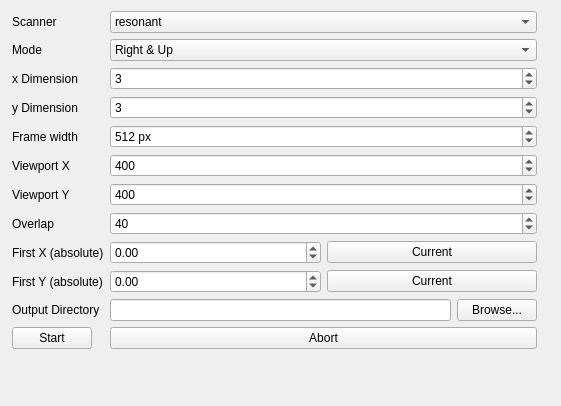
First picture: the form in Python/TileScanClient/form.ui, repository Femtonics/FemtoAPI, before the edit.
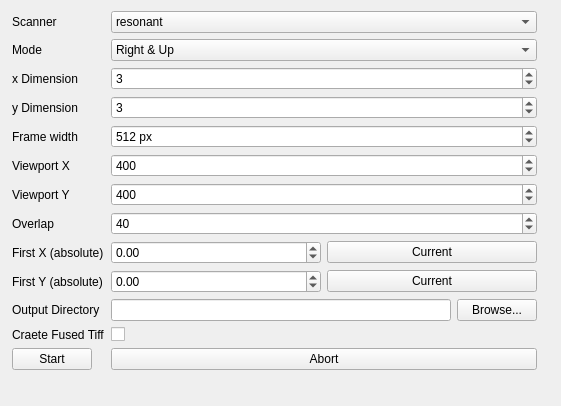
Second picture: the form after the edit. Icons and pictures are not drawn.

Commit message:
TileScanclient update: tiff export and stitching
tiff export and stitching function added using pyimagej package

```diff
--- a/Python/TileScanClient/form.ui
+++ b/Python/TileScanClient/form.ui
@@ -268,20 +268,34 @@
        </item>
       </layout>
      </item>
-     <item row="14" column="0">
-      <widget class="QPushButton" name="btnStart">
-       <property name="text">
-        <string>Start</string>
-       </property>
-      </widget>
-     </item>
-     <item row="14" column="1">
+     <item row="17" column="1">
       <widget class="QPushButton" name="btnAbort">
        <property name="text">
         <string>Abort</string>
        </property>
       </widget>
      </item>
+     <item row="17" column="0">
+      <widget class="QPushButton" name="btnStart">
+       <property name="text">
+        <string>Start</string>
+       </property>
+      </widget>
+     </item>
+     <item row="15" column="1">
+      <widget class="QCheckBox" name="stitchTiff">
+       <property name="text">
+        <string/>
+       </property>
+      </widget>
+     </item>
+     <item row="15" column="0">
+      <widget class="QLabel" name="label_4">
+       <property name="text">
+        <string>Craete Fused Tiff</string>
+       </property>
+      </widget>
+     </item>
     </layout>
    </item>
    <item>
```
The commit also changes 4 other files.
